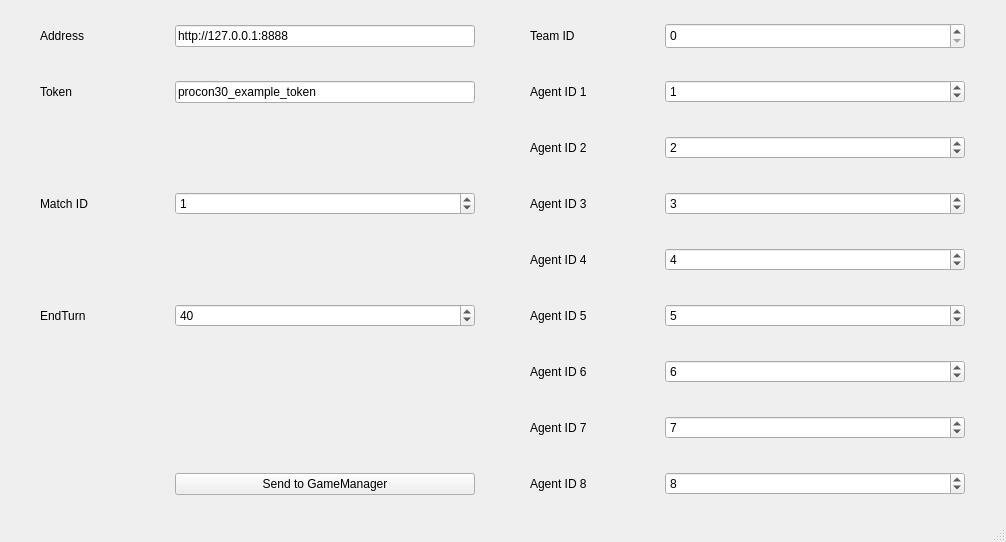
First picture: the form in Takao/takao.ui, repository tnct-spc/procon2019-comp, before the edit.
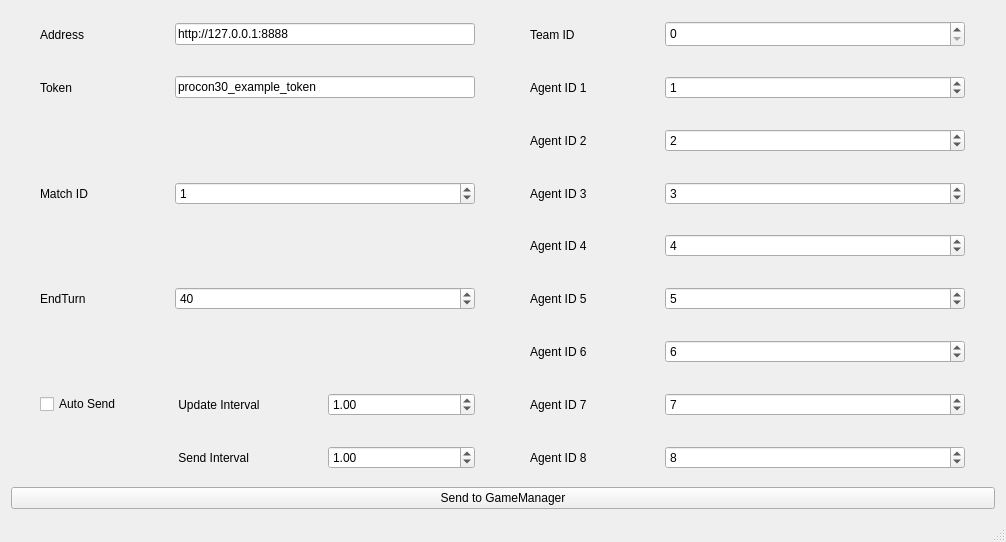
Second picture: the form after the edit.

Commit message: [add]auto send

```diff
--- a/Takao/takao.ui
+++ b/Takao/takao.ui
@@ -23,143 +23,46 @@
    <layout class="QVBoxLayout" name="verticalLayout_2">
     <item>
      <layout class="QGridLayout" name="gridLayout_3">
-      <item row="5" column="3">
-       <spacer name="verticalSpacer_6">
-        <property name="orientation">
-         <enum>Qt::Vertical</enum>
-        </property>
-        <property name="sizeHint" stdset="0">
-         <size>
-          <width>20</width>
-          <height>40</height>
-         </size>
-        </property>
-       </spacer>
-      </item>
-      <item row="7" column="4">
-       <widget class="QLabel" name="label_7">
-        <property name="text">
-         <string>Agent ID 7</string>
-        </property>
-       </widget>
-      </item>
-      <item row="1" column="4">
-       <widget class="QLabel" name="label_4">
-        <property name="text">
-         <string>Agent ID 1</string>
-        </property>
-       </widget>
-      </item>
-      <item row="4" column="5">
-       <widget class="QSpinBox" name="AgentID4">
-        <property name="maximum">
-         <number>1000000000</number>
-        </property>
-        <property name="value">
-         <number>4</number>
-        </property>
-       </widget>
-      </item>
-      <item row="5" column="1">
-       <widget class="QSpinBox" name="EndTurn">
-        <property name="value">
-         <number>40</number>
-        </property>
-       </widget>
-      </item>
-      <item row="8" column="3">
-       <spacer name="verticalSpacer_9">
-        <property name="orientation">
-         <enum>Qt::Vertical</enum>
-        </property>
-        <property name="sizeHint" stdset="0">
-         <size>
-          <width>20</width>
-          <height>40</height>
-         </size>
-        </property>
-       </spacer>
-      </item>
-      <item row="4" column="4">
-       <widget class="QLabel" name="label_3">
-        <property name="text">
-         <string>Agent ID 4</string>
-        </property>
-       </widget>
-      </item>
-      <item row="7" column="5">
-       <widget class="QSpinBox" name="AgentID7">
-        <property name="maximum">
-         <number>1000000000</number>
-        </property>
-        <property name="value">
-         <number>7</number>
-        </property>
-       </widget>
-      </item>
-      <item row="2" column="5">
-       <widget class="QSpinBox" name="AgentID2">
-        <property name="maximum">
-         <number>1000000000</number>
-        </property>
-        <property name="value">
-         <number>2</number>
-        </property>
-       </widget>
-      </item>
-      <item row="8" column="4">
-       <widget class="QLabel" name="label_13">
-        <property name="text">
-         <string>Agent ID 8</string>
-        </property>
-       </widget>
-      </item>
-      <item row="3" column="4">
-       <widget class="QLabel" name="label_6">
+      <item row="0" column="1">
+       <widget class="QLineEdit" name="Address">
         <property name="maximumSize">
          <size>
-          <width>100</width>
+          <width>300</width>
           <height>16777215</height>
          </size>
         </property>
         <property name="text">
-         <string>Agent ID 3</string>
+         <string>http://127.0.0.1:8888</string>
         </property>
        </widget>
       </item>
       <item row="6" column="3">
-       <spacer name="verticalSpacer_7">
-        <property name="orientation">
-         <enum>Qt::Vertical</enum>
+       <widget class="QLabel" name="label_9">
+        <property name="text">
+         <string>Agent ID 6</string>
         </property>
-        <property name="sizeHint" stdset="0">
-         <size>
-          <width>20</width>
-          <height>40</height>
-         </size>
-        </property>
-       </spacer>
+       </widget>
       </item>
-      <item row="4" column="3">
-       <spacer name="verticalSpacer">
-        <property name="orientation">
-         <enum>Qt::Vertical</enum>
-        </property>
-        <property name="sizeHint" stdset="0">
+      <item row="3" column="1">
+       <widget class="QSpinBox" name="MatchID">
+        <property name="maximumSize">
          <size>
-          <width>20</width>
-          <height>40</height>
+          <width>300</width>
+          <height>16777215</height>
          </size>
         </property>
-       </spacer>
-      </item>
-      <item row="8" column="5">
-       <widget class="QSpinBox" name="AgentID8">
         <property name="maximum">
          <number>1000000000</number>
         </property>
         <property name="value">
-         <number>8</number>
+         <number>1</number>
+        </property>
+       </widget>
+      </item>
+      <item row="3" column="0">
+       <widget class="QLabel" name="label">
+        <property name="text">
+         <string>Match ID</string>
         </property>
        </widget>
       </item>
@@ -170,31 +73,27 @@
         </property>
        </widget>
       </item>
-      <item row="6" column="4">
-       <widget class="QLabel" name="label_9">
-        <property name="text">
-         <string>Agent ID 6</string>
+      <item row="5" column="4">
+       <widget class="QSpinBox" name="AgentID5">
+        <property name="maximum">
+         <number>1000000000</number>
         </property>
-       </widget>
-      </item>
-      <item row="8" column="1">
-       <widget class="QPushButton" name="SendButton">
-        <property name="text">
-         <string>Send to GameManager</string>
+        <property name="value">
+         <number>5</number>
         </property>
        </widget>
       </item>
-      <item row="1" column="5">
-       <widget class="QSpinBox" name="AgentID1">
+      <item row="7" column="4">
+       <widget class="QSpinBox" name="AgentID7">
         <property name="maximum">
          <number>1000000000</number>
         </property>
         <property name="value">
-         <number>1</number>
+         <number>7</number>
         </property>
        </widget>
       </item>
-      <item row="0" column="3">
+      <item row="0" column="2">
        <spacer name="verticalSpacer_5">
         <property name="orientation">
          <enum>Qt::Vertical</enum>
@@ -207,8 +106,8 @@
         </property>
        </spacer>
       </item>
-      <item row="1" column="3">
-       <spacer name="verticalSpacer_4">
+      <item row="4" column="2">
+       <spacer name="verticalSpacer">
         <property name="orientation">
          <enum>Qt::Vertical</enum>
         </property>
@@ -220,20 +119,20 @@
         </property>
        </spacer>
       </item>
-      <item row="2" column="3">
-       <spacer name="verticalSpacer_3">
-        <property name="orientation">
-         <enum>Qt::Vertical</enum>
-        </property>
-        <property name="sizeHint" stdset="0">
+      <item row="0" column="3">
+       <widget class="QLabel" name="label_2">
+        <property name="maximumSize">
          <size>
-          <width>20</width>
-          <height>40</height>
+          <width>100</width>
+          <height>16777215</height>
          </size>
         </property>
-       </spacer>
+        <property name="text">
+         <string>Team ID</string>
+        </property>
+       </widget>
       </item>
-      <item row="3" column="5">
+      <item row="3" column="4">
        <widget class="QSpinBox" name="AgentID3">
         <property name="maximum">
          <number>1000000000</number>
@@ -243,7 +142,21 @@
         </property>
        </widget>
       </item>
-      <item row="3" column="3">
+      <item row="5" column="3">
+       <widget class="QLabel" name="label_8">
+        <property name="text">
+         <string>Agent ID 5</string>
+        </property>
+       </widget>
+      </item>
+      <item row="5" column="1">
+       <widget class="QSpinBox" name="EndTurn">
+        <property name="value">
+         <number>40</number>
+        </property>
+       </widget>
+      </item>
+      <item row="3" column="2">
        <spacer name="verticalSpacer_2">
         <property name="orientation">
          <enum>Qt::Vertical</enum>
@@ -256,8 +169,8 @@
         </property>
        </spacer>
       </item>
-      <item row="0" column="4">
-       <widget class="QLabel" name="label_2">
+      <item row="1" column="0">
+       <widget class="QLabel" name="label_12">
         <property name="maximumSize">
          <size>
           <width>100</width>
@@ -265,41 +178,88 @@
          </size>
         </property>
         <property name="text">
-         <string>Team ID</string>
+         <string>Token</string>
         </property>
        </widget>
       </item>
-      <item row="6" column="5">
-       <widget class="QSpinBox" name="AgentID6">
-        <property name="maximum">
-         <number>1000000000</number>
+      <item row="1" column="3">
+       <widget class="QLabel" name="label_4">
+        <property name="text">
+         <string>Agent ID 1</string>
         </property>
-        <property name="value">
-         <number>6</number>
-        </property>
        </widget>
       </item>
-      <item row="7" column="3">
-       <spacer name="verticalSpacer_8">
-        <property name="orientation">
-         <enum>Qt::Vertical</enum>
-        </property>
-        <property name="sizeHint" stdset="0">
-         <size>
-          <width>20</width>
-          <height>40</height>
-         </size>
-        </property>
-       </spacer>
-      </item>
       <item row="2" column="4">
+       <widget class="QSpinBox" name="AgentID2">
+        <property name="maximum">
+         <number>1000000000</number>
+        </property>
+        <property name="value">
+         <number>2</number>
+        </property>
+       </widget>
+      </item>
+      <item row="4" column="3">
+       <widget class="QLabel" name="label_3">
+        <property name="text">
+         <string>Agent ID 4</string>
+        </property>
+       </widget>
+      </item>
+      <item row="4" column="4">
+       <widget class="QSpinBox" name="AgentID4">
+        <property name="maximum">
+         <number>1000000000</number>
+        </property>
+        <property name="value">
+         <number>4</number>
+        </property>
+       </widget>
+      </item>
+      <item row="1" column="4">
+       <widget class="QSpinBox" name="AgentID1">
+        <property name="maximum">
+         <number>1000000000</number>
+        </property>
+        <property name="value">
+         <number>1</number>
+        </property>
+       </widget>
+      </item>
+      <item row="2" column="3">
        <widget class="QLabel" name="label_5">
         <property name="text">
          <string>Agent ID 2</string>
         </property>
        </widget>
       </item>
-      <item row="0" column="5">
+      <item row="1" column="2">
+       <spacer name="verticalSpacer_4">
+        <property name="orientation">
+         <enum>Qt::Vertical</enum>
+        </property>
+        <property name="sizeHint" stdset="0">
+         <size>
+          <width>20</width>
+          <height>40</height>
+         </size>
+        </property>
+       </spacer>
+      </item>
+      <item row="6" column="2">
+       <spacer name="verticalSpacer_7">
+        <property name="orientation">
+         <enum>Qt::Vertical</enum>
+        </property>
+        <property name="sizeHint" stdset="0">
+         <size>
+          <width>20</width>
+          <height>40</height>
+         </size>
+        </property>
+       </spacer>
+      </item>
+      <item row="0" column="4">
        <widget class="QSpinBox" name="TeamID">
         <property name="minimumSize">
          <size>
@@ -321,33 +281,82 @@
         </property>
        </widget>
       </item>
-      <item row="5" column="4">
-       <widget class="QLabel" name="label_8">
-        <property name="text">
-         <string>Agent ID 5</string>
-        </property>
-       </widget>
-      </item>
-      <item row="5" column="5">
-       <widget class="QSpinBox" name="AgentID5">
-        <property name="maximum">
-         <number>1000000000</number>
-        </property>
-        <property name="value">
-         <number>5</number>
-        </property>
-       </widget>
-      </item>
-      <item row="0" column="1">
-       <widget class="QLineEdit" name="Address">
+      <item row="3" column="3">
+       <widget class="QLabel" name="label_6">
         <property name="maximumSize">
          <size>
-          <width>300</width>
+          <width>100</width>
           <height>16777215</height>
          </size>
         </property>
         <property name="text">
-         <string>http://127.0.0.1:8888</string>
+         <string>Agent ID 3</string>
+        </property>
+       </widget>
+      </item>
+      <item row="6" column="4">
+       <widget class="QSpinBox" name="AgentID6">
+        <property name="maximum">
+         <number>1000000000</number>
+        </property>
+        <property name="value">
+         <number>6</number>
+        </property>
+       </widget>
+      </item>
+      <item row="2" column="2">
+       <spacer name="verticalSpacer_3">
+        <property name="orientation">
+         <enum>Qt::Vertical</enum>
+        </property>
+        <property name="sizeHint" stdset="0">
+         <size>
+          <width>20</width>
+          <height>40</height>
+         </size>
+        </property>
+       </spacer>
+      </item>
+      <item row="7" column="3">
+       <widget class="QLabel" name="label_7">
+        <property name="text">
+         <string>Agent ID 7</string>
+        </property>
+       </widget>
+      </item>
+      <item row="7" column="2">
+       <spacer name="verticalSpacer_8">
+        <property name="orientation">
+         <enum>Qt::Vertical</enum>
+        </property>
+        <property name="sizeHint" stdset="0">
+         <size>
+          <width>20</width>
+          <height>40</height>
+         </size>
+        </property>
+       </spacer>
+      </item>
+      <item row="8" column="2">
+       <spacer name="verticalSpacer_9">
+        <property name="orientation">
+         <enum>Qt::Vertical</enum>
+        </property>
+        <property name="sizeHint" stdset="0">
+         <size>
+          <width>20</width>
+          <height>40</height>
+         </size>
+        </property>
+       </spacer>
+      </item>
+      <item row="8" column="4">
+       <widget class="QSpinBox" name="AgentID8">
+        <property name="maximum">
+         <number>1000000000</number>
+        </property>
+        <property name="value">
+         <number>8</number>
         </property>
        </widget>
       </item>
@@ -358,6 +367,13 @@
         </property>
        </widget>
       </item>
+      <item row="8" column="3">
+       <widget class="QLabel" name="label_13">
+        <property name="text">
+         <string>Agent ID 8</string>
+        </property>
+       </widget>
+      </item>
       <item row="1" column="1">
        <widget class="QLineEdit" name="Token">
         <property name="maximumSize">
@@ -371,44 +387,83 @@
         </property>
        </widget>
       </item>
-      <item row="1" column="0">
-       <widget class="QLabel" name="label_12">
-        <property name="maximumSize">
-         <size>
-          <width>100</width>
-          <height>16777215</height>
-         </size>
+      <item row="5" column="2">
+       <spacer name="verticalSpacer_6">
+        <property name="orientation">
+         <enum>Qt::Vertical</enum>
         </property>
-        <property name="text">
-         <string>Token</string>
-        </property>
-       </widget>
-      </item>
-      <item row="3" column="1">
-       <widget class="QSpinBox" name="MatchID">
-        <property name="maximumSize">
+        <property name="sizeHint" stdset="0">
          <size>
-          <width>300</width>
-          <height>16777215</height>
+          <width>20</width>
+          <height>40</height>
          </size>
         </property>
-        <property name="maximum">
-         <number>1000000000</number>
-        </property>
-        <property name="value">
-         <number>1</number>
-        </property>
-       </widget>
+       </spacer>
       </item>
-      <item row="3" column="0">
-       <widget class="QLabel" name="label">
+      <item row="7" column="1">
+       <layout class="QHBoxLayout" name="horizontalLayout_2">
+        <item>
+         <widget class="QLabel" name="label_11">
+          <property name="text">
+           <string> Update Interval</string>
+          </property>
+         </widget>
+        </item>
+        <item>
+         <widget class="QDoubleSpinBox" name="UpdateInterval">
+          <property name="minimum">
+           <double>0.010000000000000</double>
+          </property>
+          <property name="singleStep">
+           <double>0.100000000000000</double>
+          </property>
+          <property name="value">
+           <double>1.000000000000000</double>
+          </property>
+         </widget>
+        </item>
+       </layout>
+      </item>
+      <item row="8" column="1">
+       <layout class="QHBoxLayout" name="horizontalLayout_4">
+        <item>
+         <widget class="QLabel" name="label_15">
+          <property name="text">
+           <string> Send Interval</string>
+          </property>
+         </widget>
+        </item>
+        <item>
+         <widget class="QDoubleSpinBox" name="SendInterval">
+          <property name="minimum">
+           <double>0.010000000000000</double>
+          </property>
+          <property name="singleStep">
+           <double>0.100000000000000</double>
+          </property>
+          <property name="value">
+           <double>1.000000000000000</double>
+          </property>
+         </widget>
+        </item>
+       </layout>
+      </item>
+      <item row="7" column="0">
+       <widget class="QCheckBox" name="AutoSendBox">
         <property name="text">
-         <string>Match ID</string>
+         <string>Auto Send</string>
         </property>
        </widget>
       </item>
      </layout>
     </item>
+    <item>
+     <widget class="QPushButton" name="SendButton">
+      <property name="text">
+       <string>Send to GameManager</string>
+      </property>
+     </widget>
+    </item>
    </layout>
   </widget>
   <widget class="QStatusBar" name="statusBar"/>
```
The commit also changes 4 other files.
